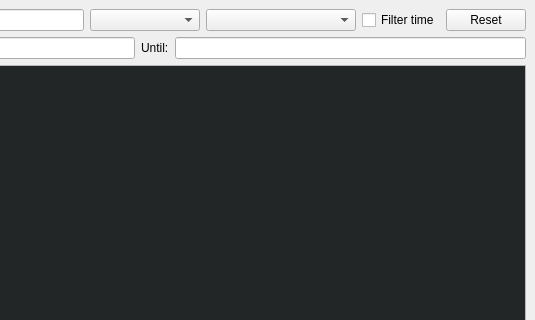
Above: forms/mainwindow.ui from giubots/BarbequeRTRM-log-viewer before the change; both pictures show x 265 to 800 and y 0 to 320 of the 800 by 600 pixel window. Below: the same form after it.
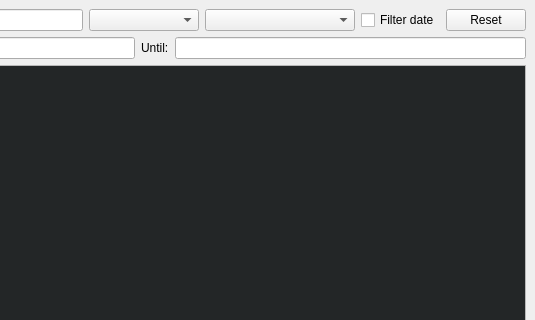
That is the form after the change.

Commit message: Added tooltips and keyboard shortcuts

```diff
--- a/forms/mainwindow.ui
+++ b/forms/mainwindow.ui
@@ -55,7 +55,7 @@
       <item>
        <widget class="QCheckBox" name="checkBox">
         <property name="text">
-         <string>Filter time</string>
+         <string>Filter date</string>
         </property>
        </widget>
       </item>
```
Left out of the diff: 36 changed lines with no effect on the pictures.
